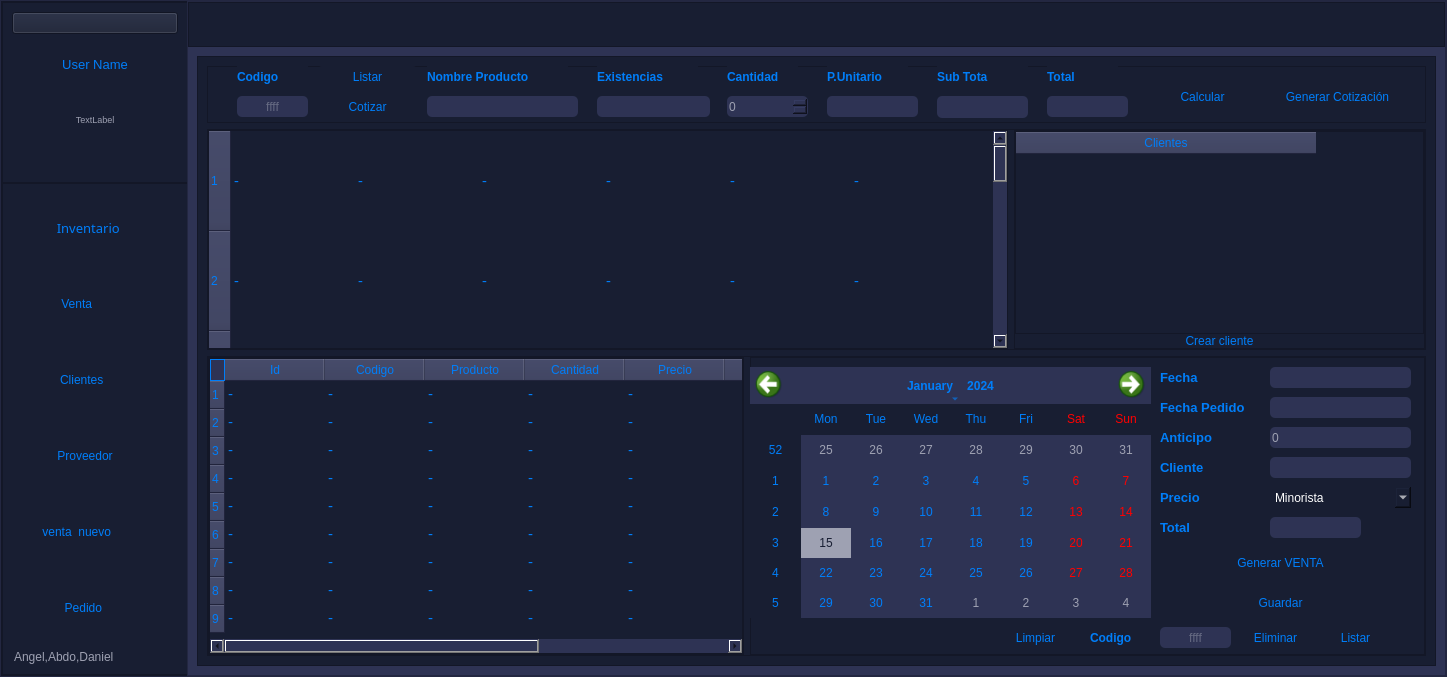
This is View/nuevo_menu.ui in DanielSajvin/Proyecto_basedatos as Qt 5 draws it before an edit. The edited form follows.
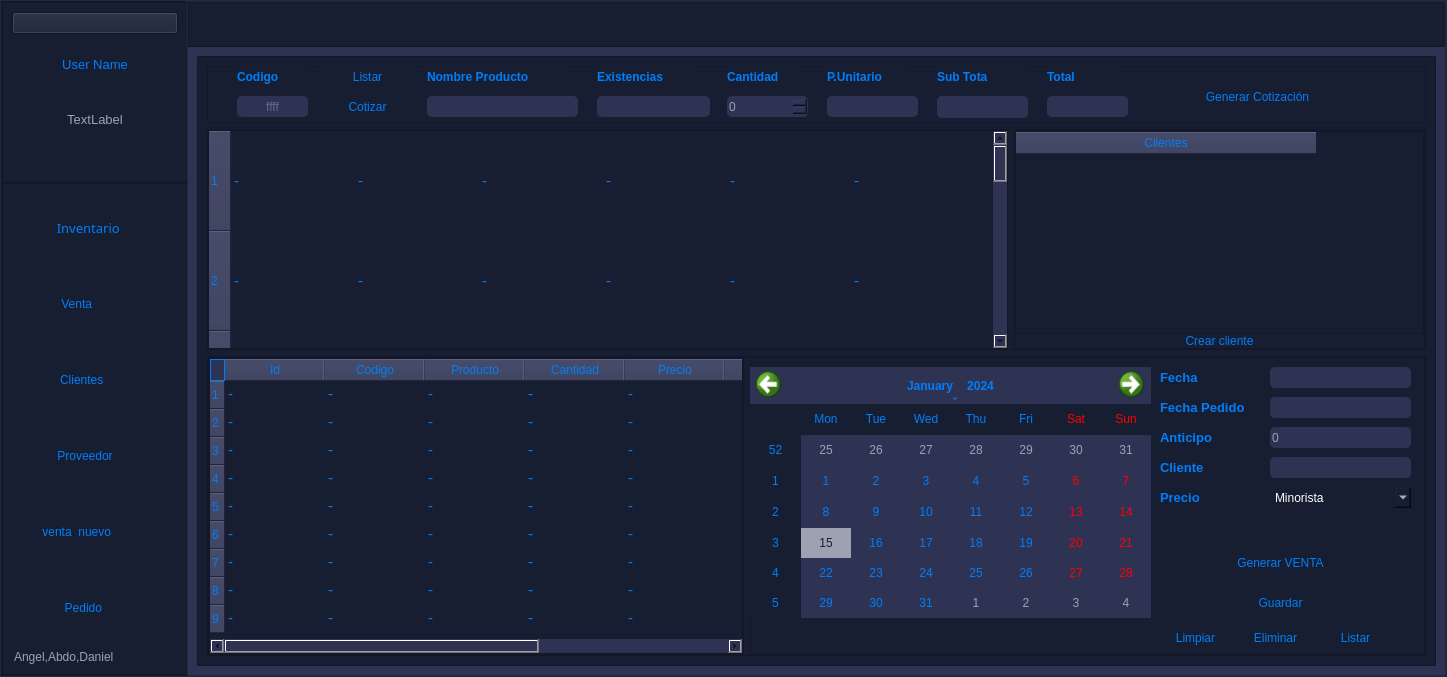
This is the edited form. The open tabs and pages were chosen to show the change. Icons and pictures are not drawn.

Diff of the .ui file:
```diff
--- a/View/nuevo_menu.ui
+++ b/View/nuevo_menu.ui
@@ -211,7 +211,7 @@
                <property name="font">
                 <font>
                  <family>Microsoft Sans Serif</family>
-                 <pointsize>7</pointsize>
+                 <pointsize>10</pointsize>
                 </font>
                </property>
                <property name="styleSheet">
@@ -1420,7 +1420,7 @@
                    <widget class="QPushButton" name="btn_reCotizar">
                     <property name="geometry">
                      <rect>
-                      <x>1050</x>
+                      <x>970</x>
                       <y>10</y>
                       <width>161</width>
                       <height>41</height>
@@ -1430,19 +1430,6 @@
                      <string>Generar Cotización</string>
                     </property>
                    </widget>
-                   <widget class="QPushButton" name="btn_calcular">
-                    <property name="geometry">
-                     <rect>
-                      <x>950</x>
-                      <y>10</y>
-                      <width>91</width>
-                      <height>41</height>
-                     </rect>
-                    </property>
-                    <property name="text">
-                     <string>Calcular</string>
-                    </property>
-                   </widget>
                    <widget class="QLineEdit" name="lnx_sub_total">
                     <property name="geometry">
                      <rect>
@@ -2820,42 +2807,6 @@
                         </property>
                        </item>
                       </widget>
-                      <widget class="QLabel" name="label_26">
-                       <property name="geometry">
-                        <rect>
-                         <x>410</x>
-                         <y>160</y>
-                         <width>91</width>
-                         <height>21</height>
-                        </rect>
-                       </property>
-                       <property name="font">
-                        <font>
-                         <pointsize>10</pointsize>
-                         <weight>75</weight>
-                         <bold>true</bold>
-                        </font>
-                       </property>
-                       <property name="text">
-                        <string>Total</string>
-                       </property>
-                      </widget>
-                      <widget class="QLineEdit" name="total_general">
-                       <property name="geometry">
-                        <rect>
-                         <x>520</x>
-                         <y>160</y>
-                         <width>91</width>
-                         <height>21</height>
-                        </rect>
-                       </property>
-                       <property name="text">
-                        <string/>
-                       </property>
-                       <property name="readOnly">
-                        <bool>true</bool>
-                       </property>
-                      </widget>
                       <widget class="QLabel" name="label_27">
                        <property name="geometry">
                         <rect>
@@ -2921,45 +2872,6 @@
                         <string>Guardar</string>
                        </property>
                       </widget>
-                      <widget class="QLabel" name="label_28">
-                       <property name="geometry">
-                        <rect>
-                         <x>340</x>
-                         <y>270</y>
-                         <width>61</width>
-                         <height>21</height>
-                        </rect>
-                       </property>
-                       <property name="font">
-                        <font>
-                         <pointsize>9</pointsize>
-                         <weight>75</weight>
-                         <bold>true</bold>
-                        </font>
-                       </property>
-                       <property name="text">
-                        <string>Codigo</string>
-                       </property>
-                      </widget>
-                      <widget class="QLineEdit" name="cod_bus_2">
-                       <property name="geometry">
-                        <rect>
-                         <x>410</x>
-                         <y>270</y>
-                         <width>71</width>
-                         <height>21</height>
-                        </rect>
-                       </property>
-                       <property name="text">
-                        <string/>
-                       </property>
-                       <property name="alignment">
-                        <set>Qt::AlignCenter</set>
-                       </property>
-                       <property name="placeholderText">
-                        <string>ffff</string>
-                       </property>
-                      </widget>
                       <widget class="QPushButton" name="bot_agregar_2">
                        <property name="geometry">
                         <rect>
@@ -3008,7 +2920,7 @@
                       <widget class="QPushButton" name="btn_limpiar">
                        <property name="geometry">
                         <rect>
-                         <x>250</x>
+                         <x>410</x>
                          <y>270</y>
                          <width>71</width>
                          <height>21</height>
```
Left out of the diff: 19 changed lines with no effect on the pictures.
